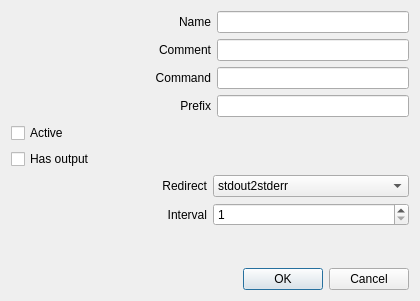
First picture: the form in sources/ext-sysmon/extscript.ui, repository arcan1s/awesome-widgets, before the edit.
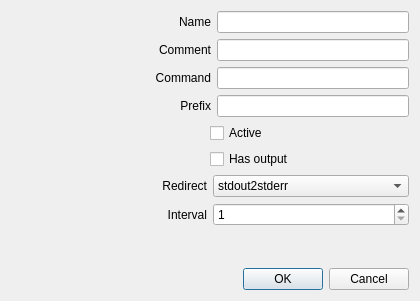
Second picture: the form after the edit.

Commit message: update extscripts and dp ui files to kde standards

Patch:
```diff
--- a/sources/ext-sysmon/extscript.ui
+++ b/sources/ext-sysmon/extscript.ui
@@ -107,18 +107,64 @@
     </layout>
    </item>
    <item>
-    <widget class="QCheckBox" name="checkBox_active">
-     <property name="text">
-      <string>Active</string>
-     </property>
-    </widget>
+    <layout class="QHBoxLayout" name="layout_active">
+     <item>
+      <spacer name="spacer_active">
+       <property name="orientation">
+        <enum>Qt::Horizontal</enum>
+       </property>
+       <property name="sizeHint" stdset="0">
+        <size>
+         <width>40</width>
+         <height>20</height>
+        </size>
+       </property>
+      </spacer>
+     </item>
+     <item>
+      <widget class="QCheckBox" name="checkBox_active">
+       <property name="sizePolicy">
+        <sizepolicy hsizetype="Expanding" vsizetype="Fixed">
+         <horstretch>0</horstretch>
+         <verstretch>0</verstretch>
+        </sizepolicy>
+       </property>
+       <property name="text">
+        <string>Active</string>
+       </property>
+      </widget>
+     </item>
+    </layout>
    </item>
    <item>
-    <widget class="QCheckBox" name="checkBox_output">
-     <property name="text">
-      <string>Has output</string>
-     </property>
-    </widget>
+    <layout class="QHBoxLayout" name="layout_output">
+     <item>
+      <spacer name="spacer_output">
+       <property name="orientation">
+        <enum>Qt::Horizontal</enum>
+       </property>
+       <property name="sizeHint" stdset="0">
+        <size>
+         <width>40</width>
+         <height>20</height>
+        </size>
+       </property>
+      </spacer>
+     </item>
+     <item>
+      <widget class="QCheckBox" name="checkBox_output">
+       <property name="sizePolicy">
+        <sizepolicy hsizetype="Expanding" vsizetype="Fixed">
+         <horstretch>0</horstretch>
+         <verstretch>0</verstretch>
+        </sizepolicy>
+       </property>
+       <property name="text">
+        <string>Has output</string>
+       </property>
+      </widget>
+     </item>
+    </layout>
    </item>
    <item>
     <layout class="QHBoxLayout" name="layout_redirect">
```
Left out of the diff: 48 changed lines with no effect on the pictures. The commit also changes 2 other files.
